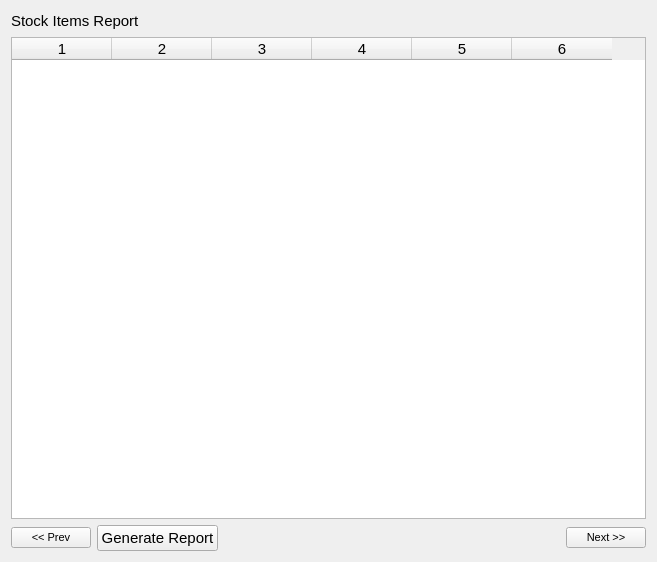
Watti/estorecpp, file estorecpp/overallstockitemreport.ui: the form before one commit.
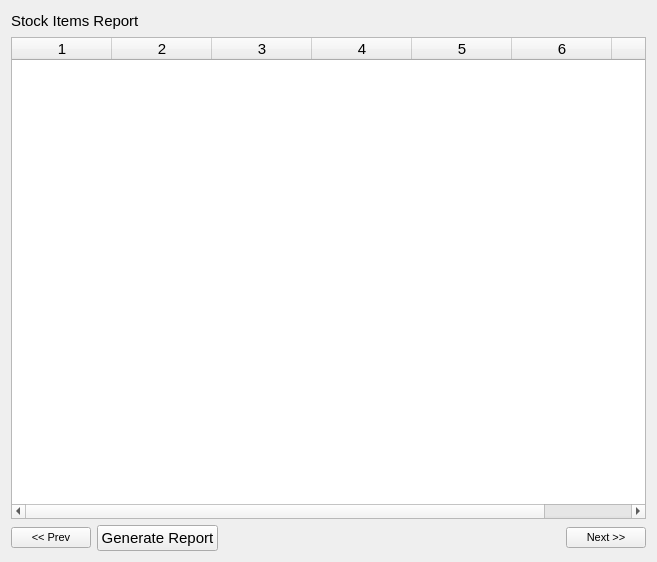
The form after the commit.

```diff
--- a/estorecpp/overallstockitemreport.ui
+++ b/estorecpp/overallstockitemreport.ui
@@ -51,7 +51,7 @@
       </font>
      </property>
      <property name="columnCount">
-      <number>6</number>
+      <number>7</number>
      </property>
      <column/>
      <column/>
@@ -59,6 +59,7 @@
      <column/>
      <column/>
      <column/>
+     <column/>
     </widget>
    </item>
    <item>
```
